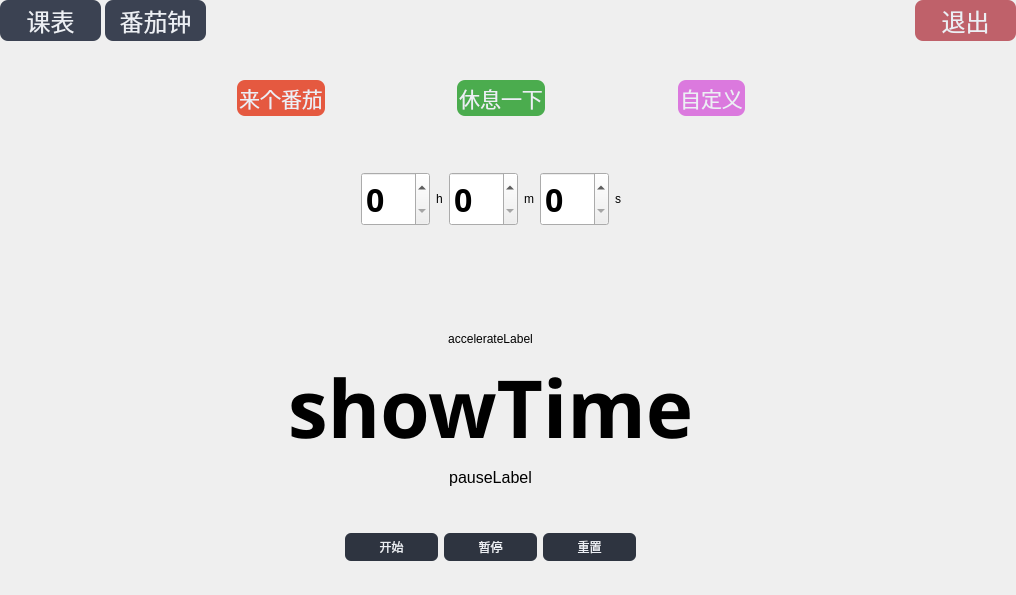
Peseic/ScheduleTimer, file timer.ui: the form before one commit.
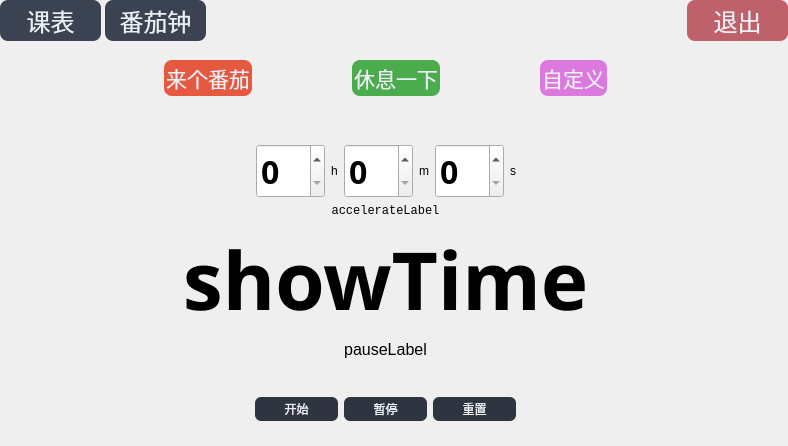
The form after the commit.

```diff
--- a/timer.ui
+++ b/timer.ui
@@ -6,8 +6,8 @@
    <rect>
     <x>0</x>
     <y>0</y>
-    <width>1016</width>
-    <height>595</height>
+    <width>788</width>
+    <height>446</height>
    </rect>
   </property>
   <property name="windowTitle">
@@ -16,7 +16,7 @@
   <widget class="QPushButton" name="exit_button">
    <property name="geometry">
     <rect>
-     <x>915</x>
+     <x>687</x>
      <y>0</y>
      <width>101</width>
      <height>41</height>
@@ -135,10 +135,10 @@
   <widget class="QWidget" name="verticalLayoutWidget_2">
    <property name="geometry">
     <rect>
-     <x>110</x>
-     <y>80</y>
-     <width>761</width>
-     <height>481</height>
+     <x>70</x>
+     <y>60</y>
+     <width>631</width>
+     <height>361</height>
     </rect>
    </property>
    <layout class="QVBoxLayout" name="verticalLayout_2">
@@ -315,6 +315,22 @@
       </item>
      </layout>
     </item>
+    <item>
+     <spacer name="verticalSpacer">
+      <property name="orientation">
+       <enum>Qt::Vertical</enum>
+      </property>
+      <property name="sizeType">
+       <enum>QSizePolicy::Preferred</enum>
+      </property>
+      <property name="sizeHint" stdset="0">
+       <size>
+        <width>20</width>
+        <height>50</height>
+       </size>
+      </property>
+     </spacer>
+    </item>
     <item>
      <layout class="QHBoxLayout" name="custom_HMS">
       <item>
@@ -420,26 +436,15 @@
       </item>
      </layout>
     </item>
-    <item>
-     <spacer name="verticalSpacer">
-      <property name="orientation">
-       <enum>Qt::Vertical</enum>
-      </property>
-      <property name="sizeType">
-       <enum>QSizePolicy::Preferred</enum>
-      </property>
-      <property name="sizeHint" stdset="0">
-       <size>
-        <width>20</width>
-        <height>50</height>
-       </size>
-      </property>
-     </spacer>
-    </item>
     <item>
      <layout class="QVBoxLayout" name="verticalLayout">
       <item>
        <widget class="QLabel" name="accelerateLabel">
+        <property name="font">
+         <font>
+          <family>Consolas</family>
+         </font>
+        </property>
         <property name="text">
          <string>accelerateLabel</string>
         </property>
@@ -524,10 +529,10 @@
     border: none;
     color: #ECEFF4;
     background-color: #2E3440;
-    font: 500 12pt &quot;SimHei&quot;;
+    font: 500 11pt &quot;SimHei&quot;;
     border-radius: 6px;
-    width: 93px;  
-    height: 28px;  
+    width: 83px;  
+    height: 24px;  
 }
 
 QPushButton:hover {
@@ -550,10 +555,10 @@
     border: none;
     color: #ECEFF4;
     background-color: #2E3440;
-    font: 500 12pt &quot;SimHei&quot;;
+    font: 500 11pt &quot;SimHei&quot;;
     border-radius: 6px;
-    width: 93px;  
-    height: 28px;  
+    width: 83px;  
+    height: 24px;  
 }
 
 QPushButton:hover {
@@ -576,10 +581,10 @@
     border: none;
     color: #ECEFF4;
     background-color: #2E3440;
-    font: 500 12pt &quot;SimHei&quot;;
+    font: 500 11pt &quot;SimHei&quot;;
     border-radius: 6px;
-    width: 93px;  
-    height: 28px;  
+    width: 83px;  
+    height: 24px;  
 }
 
 QPushButton:hover {
```
